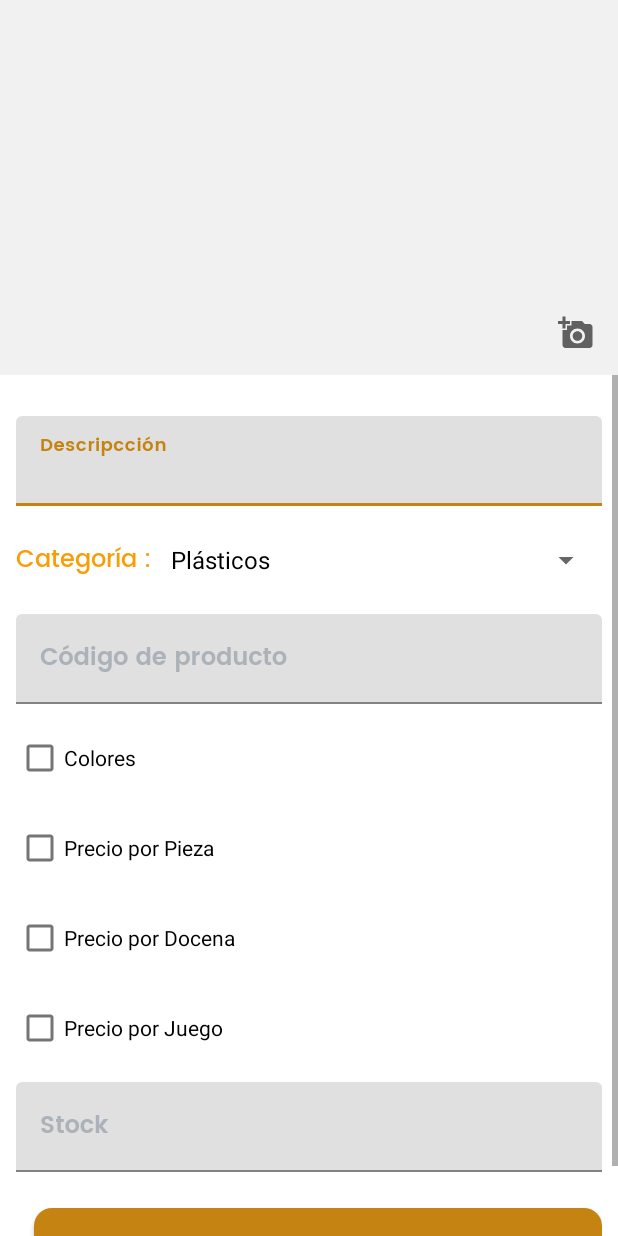
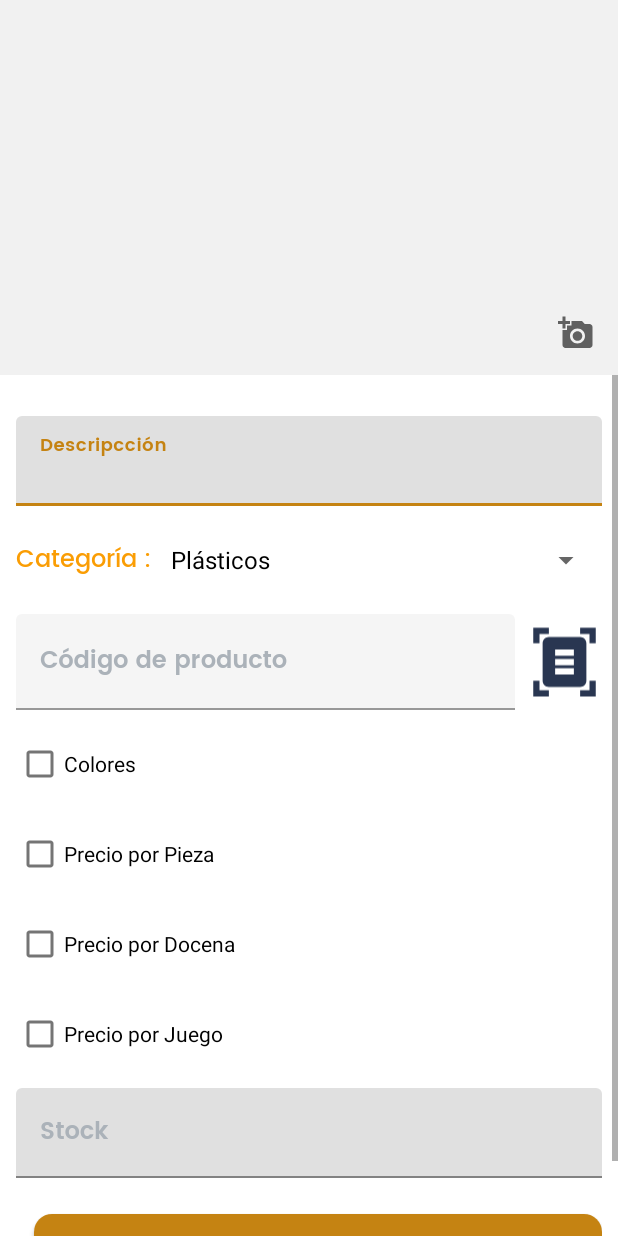
Before and after one commit to dannyroot95/JCMultiserviciosV2.0, an Android app: the AddProductActivity screen opened directly, with no data from a screen before it, on a phone screen of 412 x 824 dp. Run offline under Robolectric (Android 15) with nearby library versions, the light colour scheme and no system bars; our stand-ins replace Firebase (no records; nobody signed in at launch, a user with empty details on screens opened directly); libraries missing offline, so code that uses them is left out: com.google.zxing.integration.

Commit message:
implement code bar

```diff
--- a/app/build.gradle
+++ b/app/build.gradle
@@ -69,6 +69,8 @@ dependencies {
     implementation 'com.squareup.retrofit2:retrofit:2.4.0'
     implementation 'com.squareup.retrofit2:converter-scalars:2.4.0'
     implementation 'com.squareup.retrofit2:converter-gson:2.4.0'
+    //code bar
+    implementation 'com.journeyapps:zxing-android-embedded:4.1.0'
 
     testImplementation 'junit:junit:4.+'
     androidTestImplementation 'androidx.test.ext:junit:1.1.3'
--- a/app/src/main/java/com/jc/sistema/Adapters/ProductAdapter.kt
+++ b/app/src/main/java/com/jc/sistema/Adapters/ProductAdapter.kt
@@ -31,7 +31,7 @@ open class ProductAdapter (
         if (model.image.isNotEmpty()){
             Picasso.with(context).load(model.image).into(holder.binding.ivItemImage)
         }
-        holder.binding.tvItemName.text = model.description
+        holder.binding.tvItemDescription.text = model.description
         holder.binding.tvCategory.text = model.category
 
         if (model.price_for_pza.isNotEmpty()){
--- /dev/null
+++ b/app/src/main/java/com/jc/sistema/Utils/CaptureCodeBar.kt
@@ -0,0 +1,6 @@
+package com.jc.sistema.Utils
+
+import com.journeyapps.barcodescanner.CaptureActivity
+
+class CaptureCodeBar : CaptureActivity() {
+}
--- /dev/null
+++ b/app/src/main/res/drawable/ic_scan_code_bar.xml
@@ -0,0 +1,5 @@
+<vector android:height="64dp" android:tint="#293651"
+    android:viewportHeight="24" android:viewportWidth="24"
+    android:width="64dp" xmlns:android="http://schemas.android.com/apk/res/android">
+    <path android:fillColor="@android:color/white" android:pathData="M7,3H4v3H2V1h5V3zM22,6V1h-5v2h3v3H22zM7,21H4v-3H2v5h5V21zM20,18v3h-3v2h5v-5H20zM19,18c0,1.1 -0.9,2 -2,2H7c-1.1,0 -2,-0.9 -2,-2V6c0,-1.1 0.9,-2 2,-2h10c1.1,0 2,0.9 2,2V18zM15,8H9v2h6V8zM15,11H9v2h6V11zM15,14H9v2h6V14z"/>
+</vector>
--- a/app/src/main/res/layout/activity_add_product.xml
+++ b/app/src/main/res/layout/activity_add_product.xml
@@ -20,7 +20,7 @@
             android:layout_width="match_parent"
             android:layout_height="match_parent"
             android:background="@color/lightgray"
-            android:scaleType="fitXY"
+            android:scaleType="centerCrop"
             tools:ignore="ContentDescription" />
 
         <ImageView
@@ -89,24 +89,42 @@
 
             </LinearLayout>
 
+            <LinearLayout
+                android:layout_width="match_parent"
+                android:orientation="horizontal"
+                android:layout_marginTop="12dp"
+                android:layout_height="wrap_content">
+
                 <com.google.android.material.textfield.TextInputLayout
                     android:layout_width="match_parent"
+                    android:layout_weight="1"
+                    android:enabled="false"
                     android:id="@+id/til_code_product"
                     android:hint="Código de producto"
-                android:layout_marginTop="12dp"
                     android:textColorHint="@color/gray"
                     style="@style/Widget.MaterialComponents.TextInputLayout.FilledBox"
-                android:layout_height="wrap_content">
+                    android:layout_height="match_parent">
 
                     <com.jc.sistema.Utils.PoppinsEditText
                         android:layout_width="match_parent"
                         android:id="@+id/edt_code_product"
                         android:inputType="number"
-                    android:layout_height="wrap_content"/>
+                        android:textColor="@color/mainColor"
+                        android:layout_height="match_parent"/>
 
                 </com.google.android.material.textfield.TextInputLayout>
 
+                <ImageView
+                    android:id="@+id/btn_scan_code"
+                    android:layout_width="50dp"
+                    android:foreground="?attr/selectableItemBackgroundBorderless"
+                    android:layout_marginStart="8dp"
+                    android:src="@drawable/ic_scan_code_bar"
+                    android:layout_height="wrap_content"
+                    tools:targetApi="m"
+                    tools:ignore="ContentDescription,UnusedAttribute" />
 
+            </LinearLayout>
             <LinearLayout
                 android:layout_width="match_parent"
                 android:orientation="horizontal"
```
Also changed, not shown: app/src/main/AndroidManifest.xml (+11 -1 lines), app/src/main/java/com/jc/sistema/UI/Menu/ui/products/AddProductActivity.kt (+55 -12 lines), app/src/main/res/layout/item_layout.xml (+1 -48 lines). Lines whose indentation alone changed are shown as unchanged.
